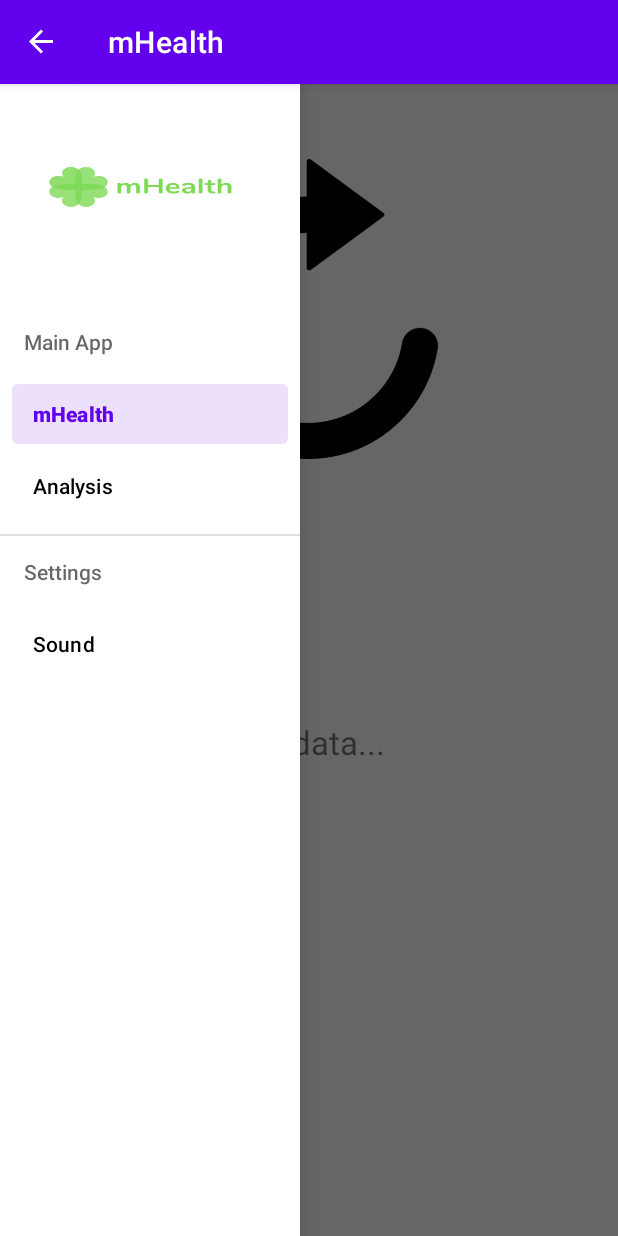
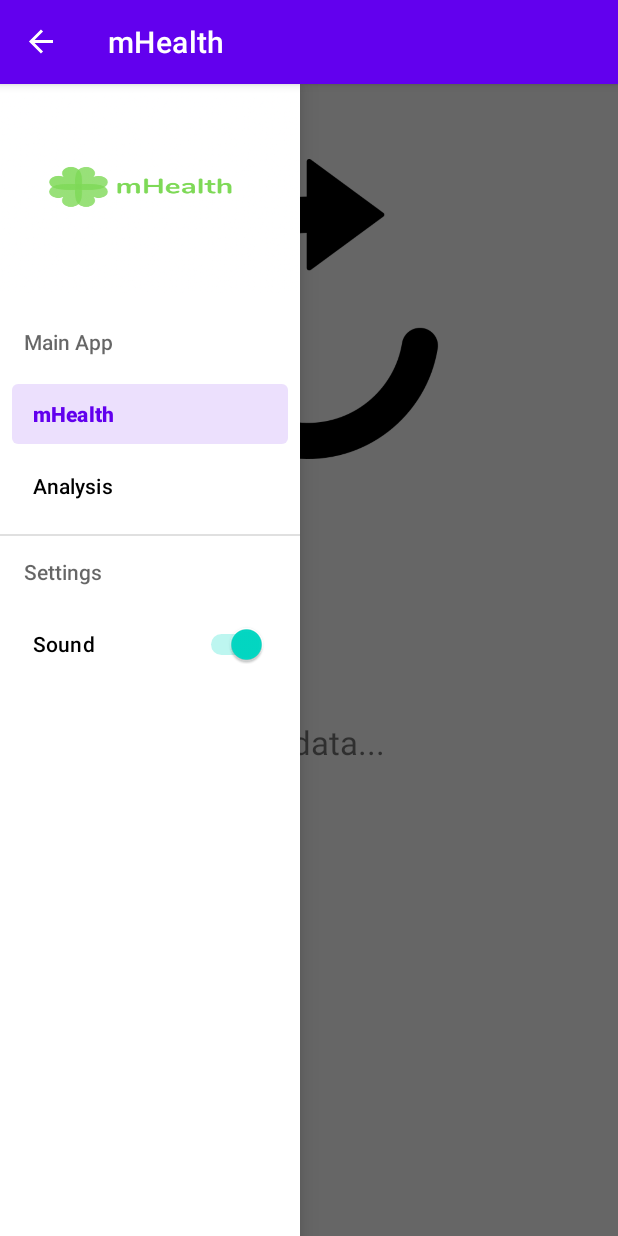
Before and after one commit to Zoltahn/mhealth-AR-App, an Android app: the screen it shows after launch (MainActivity), with the side drawer open, on a phone screen of 412 x 824 dp. Run offline under Robolectric (Android 15) with nearby library versions, the phone set to English and light mode, and no system bars.

Commit message:
FIX: sound notification switch
- make the switch of sound notification on the menu
 - but it currently didn't work

```diff
--- a/app/src/main/res/menu/content_menu.xml
+++ b/app/src/main/res/menu/content_menu.xml
@@ -22,7 +22,7 @@
             <item
                 android:id="@+id/setting_sound"
                 android:title="Sound"
-                android:actionLayout="@layout/sound_notification_switch">
+                app:actionLayout="@layout/sound_notification_switch">
             </item>
         </menu>
     </item>
```
